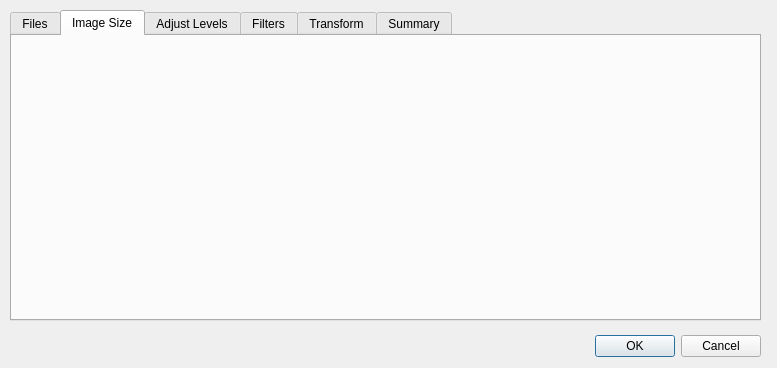
Qt form src/batchdialog.ui (PhotoFlare/photoflare) before a commit.
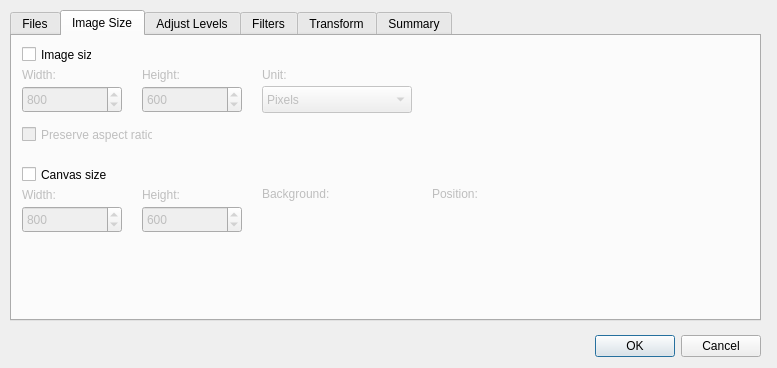
The same form after that commit. The open tabs and pages were chosen to show the change. Icons and pictures are not drawn. Custom widgets are drawn as their Qt base class.

```diff
--- a/src/batchdialog.ui
+++ b/src/batchdialog.ui
@@ -171,6 +171,306 @@
     <attribute name="title">
      <string>Image Size</string>
     </attribute>
+    <widget class="QCheckBox" name="imageSizeCheckBox">
+     <property name="geometry">
+      <rect>
+       <x>10</x>
+       <y>10</y>
+       <width>70</width>
+       <height>17</height>
+      </rect>
+     </property>
+     <property name="text">
+      <string>Image size</string>
+     </property>
+    </widget>
+    <widget class="QLabel" name="imageHeight">
+     <property name="enabled">
+      <bool>false</bool>
+     </property>
+     <property name="geometry">
+      <rect>
+       <x>130</x>
+       <y>30</y>
+       <width>67</width>
+       <height>17</height>
+      </rect>
+     </property>
+     <property name="text">
+      <string>Height:</string>
+     </property>
+    </widget>
+    <widget class="QDoubleSpinBox" name="imageWvalue">
+     <property name="enabled">
+      <bool>false</bool>
+     </property>
+     <property name="geometry">
+      <rect>
+       <x>10</x>
+       <y>50</y>
+       <width>100</width>
+       <height>27</height>
+      </rect>
+     </property>
+     <property name="decimals">
+      <number>0</number>
+     </property>
+     <property name="maximum">
+      <double>9999.000000000000000</double>
+     </property>
+     <property name="value">
+      <double>800.000000000000000</double>
+     </property>
+     <property name="displayIntegerBase" stdset="0">
+      <number>10</number>
+     </property>
+    </widget>
+    <widget class="QDoubleSpinBox" name="imageHvalue">
+     <property name="enabled">
+      <bool>false</bool>
+     </property>
+     <property name="geometry">
+      <rect>
+       <x>130</x>
+       <y>50</y>
+       <width>100</width>
+       <height>27</height>
+      </rect>
+     </property>
+     <property name="decimals">
+      <number>0</number>
+     </property>
+     <property name="maximum">
+      <double>9999.000000000000000</double>
+     </property>
+     <property name="value">
+      <double>600.000000000000000</double>
+     </property>
+    </widget>
+    <widget class="QLabel" name="imageWidth">
+     <property name="enabled">
+      <bool>false</bool>
+     </property>
+     <property name="geometry">
+      <rect>
+       <x>10</x>
+       <y>30</y>
+       <width>67</width>
+       <height>17</height>
+      </rect>
+     </property>
+     <property name="text">
+      <string>Width:</string>
+     </property>
+    </widget>
+    <widget class="QCheckBox" name="aspectRatioCheckBox">
+     <property name="enabled">
+      <bool>false</bool>
+     </property>
+     <property name="geometry">
+      <rect>
+       <x>10</x>
+       <y>90</y>
+       <width>131</width>
+       <height>17</height>
+      </rect>
+     </property>
+     <property name="text">
+      <string>Preserve aspect ratio</string>
+     </property>
+    </widget>
+    <widget class="QDoubleSpinBox" name="canvasHvalue">
+     <property name="enabled">
+      <bool>false</bool>
+     </property>
+     <property name="geometry">
+      <rect>
+       <x>130</x>
+       <y>170</y>
+       <width>100</width>
+       <height>27</height>
+      </rect>
+     </property>
+     <property name="decimals">
+      <number>0</number>
+     </property>
+     <property name="maximum">
+      <double>9999.000000000000000</double>
+     </property>
+     <property name="value">
+      <double>600.000000000000000</double>
+     </property>
+    </widget>
+    <widget class="QLabel" name="canvasWidth">
+     <property name="enabled">
+      <bool>false</bool>
+     </property>
+     <property name="geometry">
+      <rect>
+       <x>10</x>
+       <y>150</y>
+       <width>67</width>
+       <height>17</height>
+      </rect>
+     </property>
+     <property name="text">
+      <string>Width:</string>
+     </property>
+    </widget>
+    <widget class="QLabel" name="canvasHeight">
+     <property name="enabled">
+      <bool>false</bool>
+     </property>
+     <property name="geometry">
+      <rect>
+       <x>130</x>
+       <y>150</y>
+       <width>67</width>
+       <height>17</height>
+      </rect>
+     </property>
+     <property name="text">
+      <string>Height:</string>
+     </property>
+    </widget>
+    <widget class="QCheckBox" name="canvasSizeCheckBox">
+     <property name="geometry">
+      <rect>
+       <x>10</x>
+       <y>130</y>
+       <width>91</width>
+       <height>17</height>
+      </rect>
+     </property>
+     <property name="text">
+      <string>Canvas size</string>
+     </property>
+    </widget>
+    <widget class="QDoubleSpinBox" name="canvasWvalue">
+     <property name="enabled">
+      <bool>false</bool>
+     </property>
+     <property name="geometry">
+      <rect>
+       <x>10</x>
+       <y>170</y>
+       <width>100</width>
+       <height>27</height>
+      </rect>
+     </property>
+     <property name="decimals">
+      <number>0</number>
+     </property>
+     <property name="maximum">
+      <double>9999.000000000000000</double>
+     </property>
+     <property name="value">
+      <double>800.000000000000000</double>
+     </property>
+     <property name="displayIntegerBase" stdset="0">
+      <number>10</number>
+     </property>
+    </widget>
+    <widget class="QComboBox" name="imageWHcombo">
+     <property name="enabled">
+      <bool>false</bool>
+     </property>
+     <property name="geometry">
+      <rect>
+       <x>250</x>
+       <y>50</y>
+       <width>150</width>
+       <height>27</height>
+      </rect>
+     </property>
+     <property name="editable">
+      <bool>false</bool>
+     </property>
+     <item>
+      <property name="text">
+       <string>Pixels</string>
+      </property>
+     </item>
+     <item>
+      <property name="text">
+       <string>%</string>
+      </property>
+     </item>
+    </widget>
+    <widget class="QLabel" name="imageUnit">
+     <property name="enabled">
+      <bool>false</bool>
+     </property>
+     <property name="geometry">
+      <rect>
+       <x>250</x>
+       <y>30</y>
+       <width>31</width>
+       <height>17</height>
+      </rect>
+     </property>
+     <property name="text">
+      <string>Unit:</string>
+     </property>
+    </widget>
+    <widget class="ImagePositionWidget" name="positionWidget" native="true">
+     <property name="enabled">
+      <bool>false</bool>
+     </property>
+     <property name="geometry">
+      <rect>
+       <x>420</x>
+       <y>170</y>
+       <width>120</width>
+       <height>120</height>
+      </rect>
+     </property>
+    </widget>
+    <widget class="QLabel" name="backgroundLabel">
+     <property name="enabled">
+      <bool>false</bool>
+     </property>
+     <property name="geometry">
+      <rect>
+       <x>250</x>
+       <y>150</y>
+       <width>131</width>
+       <height>16</height>
+      </rect>
+     </property>
+     <property name="text">
+      <string>Background:</string>
+     </property>
+    </widget>
+    <widget class="BrushTypeComboBox" name="backgroundColorComboBox" native="true">
+     <property name="enabled">
+      <bool>false</bool>
+     </property>
+     <property name="geometry">
+      <rect>
+       <x>250</x>
+       <y>170</y>
+       <width>150</width>
+       <height>27</height>
+      </rect>
+     </property>
+    </widget>
+    <widget class="QLabel" name="positionLabel">
+     <property name="enabled">
+      <bool>false</bool>
+     </property>
+     <property name="geometry">
+      <rect>
+       <x>420</x>
+       <y>150</y>
+       <width>131</width>
+       <height>16</height>
+      </rect>
+     </property>
+     <property name="text">
+      <string>Position:</string>
+     </property>
+    </widget>
    </widget>
    <widget class="QWidget" name="Adjust_tab">
     <attribute name="title">
@@ -253,6 +553,20 @@
    </widget>
   </widget>
  </widget>
+ <customwidgets>
+  <customwidget>
+   <class>BrushTypeComboBox</class>
+   <extends>QWidget</extends>
+   <header>brushtypecombobox.h</header>
+   <container>1</container>
+  </customwidget>
+  <customwidget>
+   <class>ImagePositionWidget</class>
+   <extends>QWidget</extends>
+   <header>imagepositionwidget.h</header>
+   <container>1</container>
+  </customwidget>
+ </customwidgets>
  <resources/>
  <connections>
   <connection>
```
Left out of the diff: 606 changed lines with no effect on the pictures.
